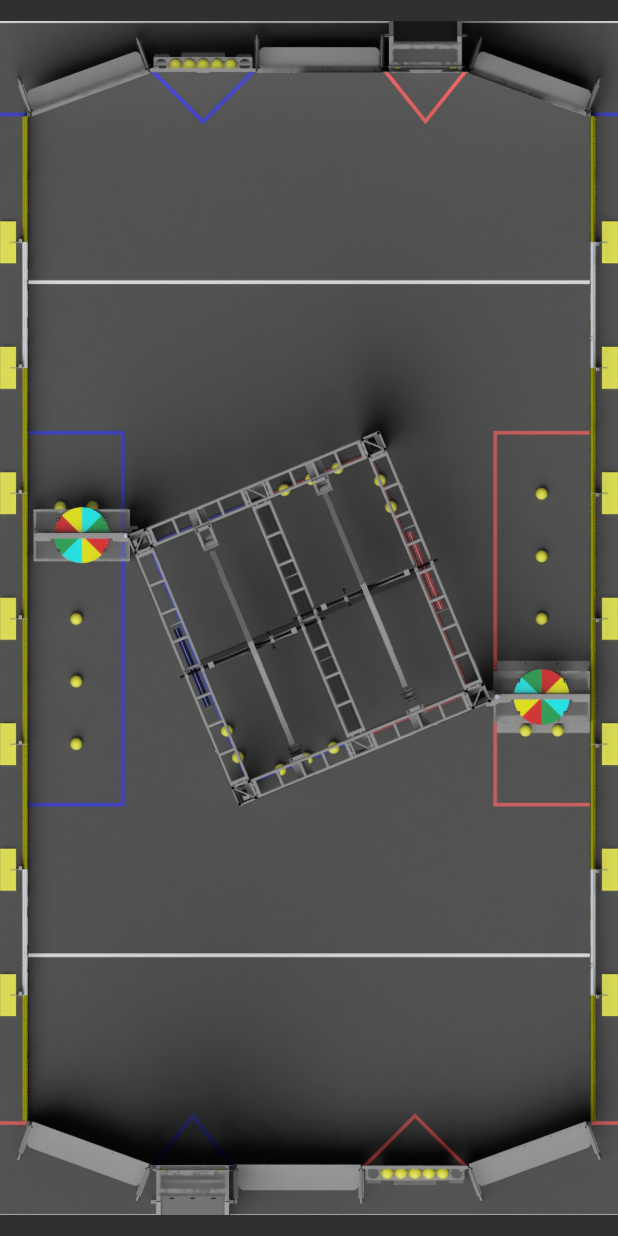
After one commit to chenPerach/Scouting_App_Off_Season, a Flutter app: the PositionPage screen opened directly, on a phone screen of 412 x 824 dp. The commit adds this screen. Run offline on Flutter 3.47's test engine with Material 2 defaults, Android fonts, the phone set to English and light mode, and no system bars; our stand-ins replace bloc, equatable, firebase_auth, firebase_core, firebase_database, flutter_bloc; missing offline and left inert: ansicolor, dart:html; accounts and stored records are empty; statements that could not run were skipped.

Commit message:
added position getter fromfield

```diff
--- a/lib/Pages/GameForm/widgets/BottomNavigation.dart
+++ b/lib/Pages/GameForm/widgets/BottomNavigation.dart
@@ -2,6 +2,7 @@ import 'package:flutter/cupertino.dart';
 import 'package:flutter/material.dart';
 import 'package:flutter_bloc/flutter_bloc.dart';
 import 'package:scouting_app_2/Pages/GameForm/bloc/gameform_bloc.dart';
+import 'package:scouting_app_2/Pages/GameForm/widgets/Cycles.dart';
 import 'package:scouting_app_2/Pages/GameForm/widgets/ExamplePage.dart';
 import 'package:scouting_app_2/Pages/GameForm/widgets/MatchData.dart';
 import 'package:scouting_app_2/models/Match/ScoutingMatch.dart';
@@ -36,6 +37,9 @@ class GameFormBottomNavPage extends StatelessWidget {
       case 0:
         return MatchData(this.match);
         break;
+      case 1:
+        return Cycles(match: this.match,type: "Auto");
+        break;
       default:
         return GameFormExamplePage();
     }
--- /dev/null
+++ b/lib/Pages/GameForm/widgets/PositionPage.dart
@@ -0,0 +1,36 @@
+
+import 'package:flutter/cupertino.dart';
+import 'package:flutter/material.dart';
+import 'package:scouting_app_2/Utils/Vector.dart';
+
+
+
+class PositionPage extends StatelessWidget {
+  final _key = GlobalKey();
+  final num kFIELD_WIDTH = 8, kFIELD_HEIGHT = 16;
+  @override
+  Widget build(BuildContext context) {
+    return Scaffold(
+      body: Center(
+        child: GestureDetector(
+          child: Image.asset(
+            "assets/images/PlayingField/playing_field_minimaized.jpg",
+            fit: BoxFit.contain,
+            key: _key,
+          ),
+          onLongPressEnd: (details) {
+
+            var normalizedPoint =
+                Vector2d(details.localPosition.dx, details.localPosition.dy) /
+                    Vector2d(_key.currentContext.size.width,
+                        _key.currentContext.size.height);
+            var position = Vector2d(normalizedPoint.x,
+                normalizedPoint.y)*Vector2d(kFIELD_WIDTH,kFIELD_HEIGHT);
+            print(position);
+            Navigator.of(context).pop(position);
+          },
+        ),
+      ),
+    );
+  }
+}
--- /dev/null
+++ b/lib/Utils/Vector.dart
@@ -0,0 +1,10 @@
+class Vector2d {
+  num x,y;
+  Vector2d(this.x,this.y);
+  Vector2d operator /(Vector2d other)=> Vector2d(this.x/other.x, this.y/other.y);
+  Vector2d operator *(Vector2d other)=> Vector2d(this.x*other.x, this.y*other.y);
+  @override
+  String toString() {
+    return "Vector2d($x,$y)";
+  }
+}
```
Also changed, not shown: lib/Pages/GameForm/widgets/Cycles.dart (added, +43 -0 lines), lib/models/Match/Cycle.dart (added, +10 -0 lines).
